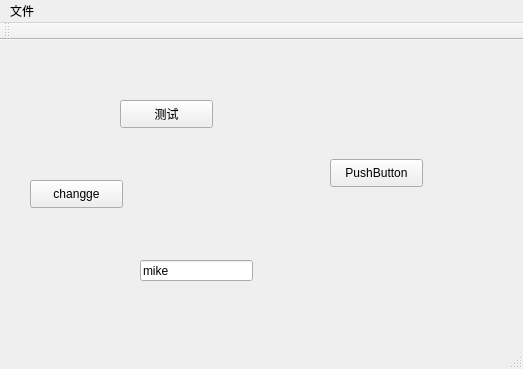
The window that SecondDay/mainwindow.ui (VonsName/QTStudy) describes before a commit, drawn with Qt 5.
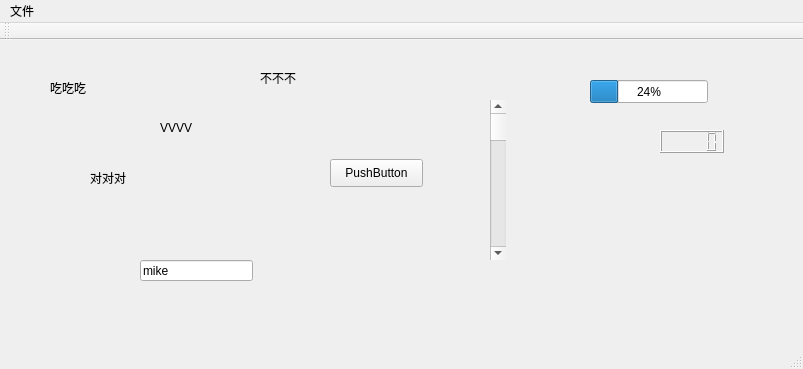
The same window after the commit.

```diff
--- a/SecondDay/mainwindow.ui
+++ b/SecondDay/mainwindow.ui
@@ -6,7 +6,7 @@
    <rect>
     <x>0</x>
     <y>0</y>
-    <width>523</width>
+    <width>803</width>
     <height>369</height>
    </rect>
   </property>
@@ -14,19 +14,6 @@
    <string>MainWindow</string>
   </property>
   <widget class="QWidget" name="centralWidget">
-   <widget class="QPushButton" name="btn">
-    <property name="geometry">
-     <rect>
-      <x>120</x>
-      <y>60</y>
-      <width>93</width>
-      <height>28</height>
-     </rect>
-    </property>
-    <property name="text">
-     <string>测试</string>
-    </property>
-   </widget>
    <widget class="QStackedWidget" name="stackedWidget">
     <property name="geometry">
      <rect>
@@ -97,19 +84,6 @@
      </widget>
     </widget>
    </widget>
-   <widget class="QPushButton" name="change">
-    <property name="geometry">
-     <rect>
-      <x>30</x>
-      <y>140</y>
-      <width>93</width>
-      <height>28</height>
-     </rect>
-    </property>
-    <property name="text">
-     <string>changge</string>
-    </property>
-   </widget>
    <widget class="QLineEdit" name="lineEdit">
     <property name="geometry">
      <rect>
@@ -123,13 +97,101 @@
      <string>mike</string>
     </property>
    </widget>
+   <widget class="QScrollBar" name="verticalScrollBar">
+    <property name="geometry">
+     <rect>
+      <x>490</x>
+      <y>60</y>
+      <width>16</width>
+      <height>160</height>
+     </rect>
+    </property>
+    <property name="orientation">
+     <enum>Qt::Vertical</enum>
+    </property>
+   </widget>
+   <widget class="QLabel" name="labelText">
+    <property name="geometry">
+     <rect>
+      <x>260</x>
+      <y>30</y>
+      <width>72</width>
+      <height>15</height>
+     </rect>
+    </property>
+    <property name="text">
+     <string>不不不</string>
+    </property>
+   </widget>
+   <widget class="QLabel" name="labelImg">
+    <property name="geometry">
+     <rect>
+      <x>50</x>
+      <y>40</y>
+      <width>72</width>
+      <height>15</height>
+     </rect>
+    </property>
+    <property name="text">
+     <string>吃吃吃</string>
+    </property>
+   </widget>
+   <widget class="QLabel" name="labelUrl">
+    <property name="geometry">
+     <rect>
+      <x>90</x>
+      <y>130</y>
+      <width>72</width>
+      <height>15</height>
+     </rect>
+    </property>
+    <property name="text">
+     <string>对对对</string>
+    </property>
+   </widget>
+   <widget class="QLabel" name="label_4">
+    <property name="geometry">
+     <rect>
+      <x>160</x>
+      <y>80</y>
+      <width>72</width>
+      <height>15</height>
+     </rect>
+    </property>
+    <property name="text">
+     <string>VVVV</string>
+    </property>
+   </widget>
+   <widget class="QLCDNumber" name="lcdNumber">
+    <property name="geometry">
+     <rect>
+      <x>660</x>
+      <y>90</y>
+      <width>64</width>
+      <height>23</height>
+     </rect>
+    </property>
+   </widget>
+   <widget class="QProgressBar" name="progressBar">
+    <property name="geometry">
+     <rect>
+      <x>590</x>
+      <y>40</y>
+      <width>118</width>
+      <height>23</height>
+     </rect>
+    </property>
+    <property name="value">
+     <number>24</number>
+    </property>
+   </widget>
   </widget>
   <widget class="QMenuBar" name="menuBar">
    <property name="geometry">
     <rect>
      <x>0</x>
      <y>0</y>
-     <width>523</width>
+     <width>803</width>
      <height>26</height>
     </rect>
    </property>
```
Left out of the diff: 19 changed lines with no effect on the pictures.
